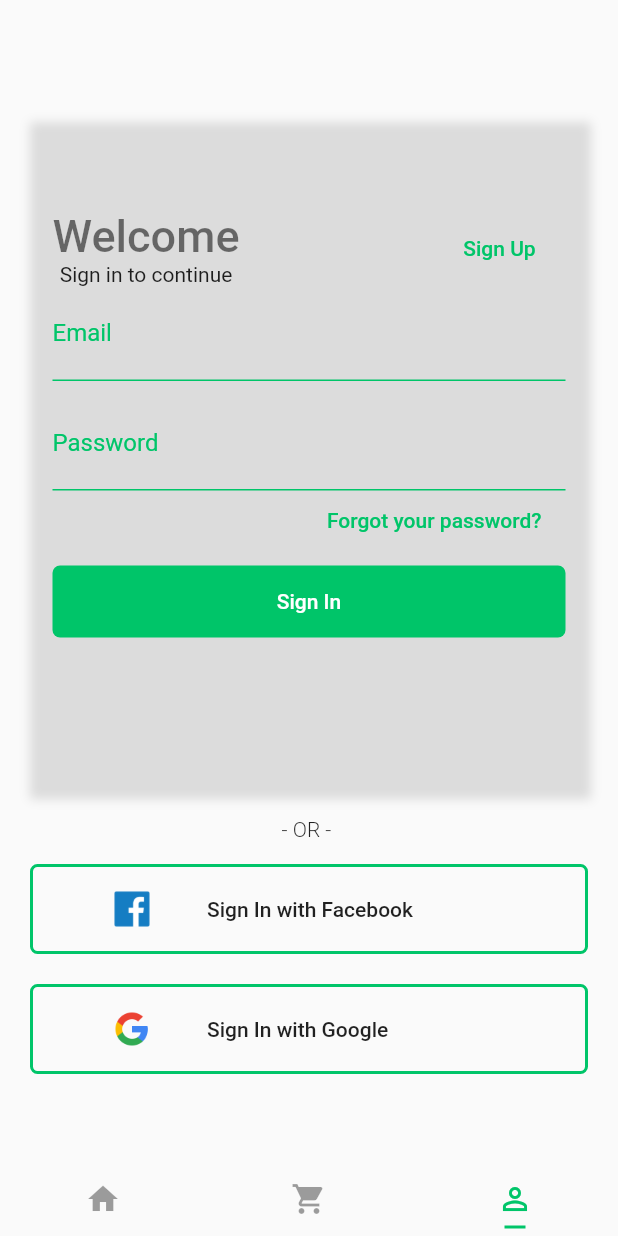
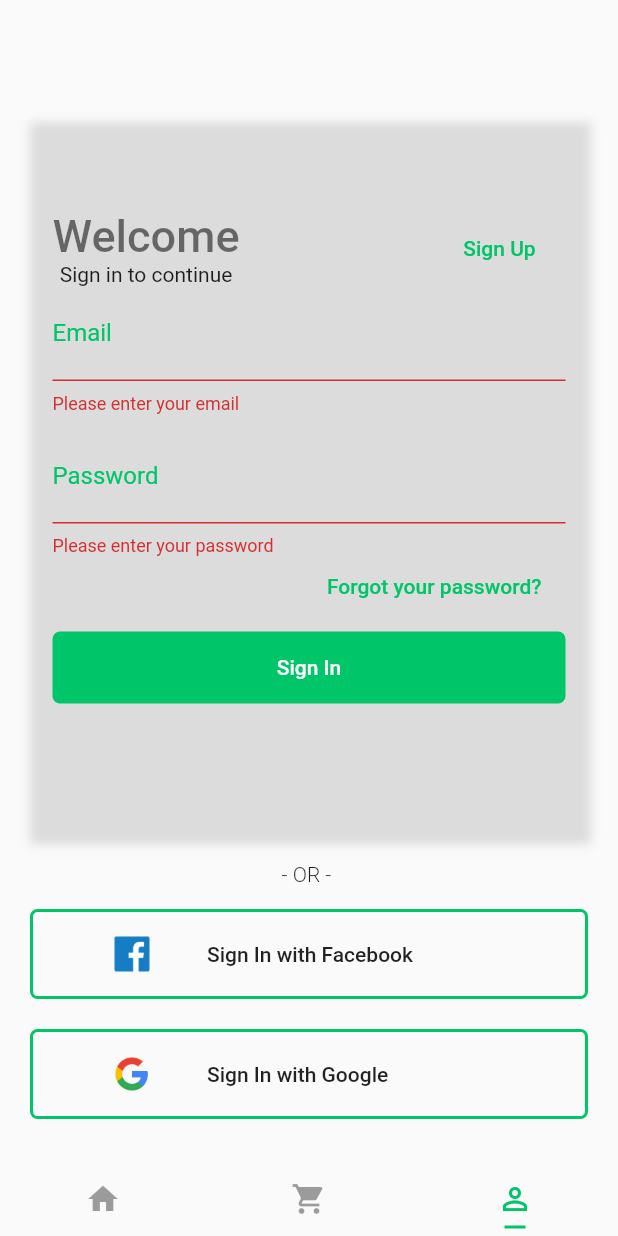
Before and after one commit to ohenriquemonte/layouts_flutter_baltaio, a Flutter app: the screen it shows after launch, item 3 of the bottom bar chosen, after a tap on "Sign In", on a phone screen of 412 x 824 dp. Run offline on Flutter 3.47's test engine with Material 2 defaults, Android fonts, the phone set to English and light mode, and no system bars.

Commit message:
Modulo 5 - Formularios

```diff
--- a/lib/pages/login.page.dart
+++ b/lib/pages/login.page.dart
@@ -1,23 +1,31 @@
-// ignore_for_file: deprecated_member_use
-
 import 'package:flutter/material.dart';
 
 import 'signup.page.dart';
 
 class LoginPage extends StatelessWidget {
-  const LoginPage({Key? key}) : super(key: key);
+  LoginPage({Key? key}) : super(key: key);
+
+  final _formKey = GlobalKey<FormState>();
+  late String _email;
+  late String _password;
 
   @override
   Widget build(BuildContext context) {
     return Scaffold(
       body: SingleChildScrollView(
         child: Container(
-          padding:
-              const EdgeInsets.only(top: 80, left: 20, right: 20, bottom: 40),
+          padding: const EdgeInsets.only(
+            top: 80,
+            left: 20,
+            right: 20,
+            bottom: 40,
+          ),
+          child: Form(
+            key: _formKey,
             child: Column(
               children: [
                 Container(
-                height: 450,
+                  height: 480,
                   decoration: const BoxDecoration(
                     // color: Theme.of(context).colorScheme.secondary,
                     boxShadow: [
@@ -30,7 +38,8 @@ class LoginPage extends StatelessWidget {
                     ],
                   ),
                   child: Padding(
-                  padding: const EdgeInsets.only(left: 15, right: 15, top: 60),
+                    padding:
+                        const EdgeInsets.only(left: 15, right: 15, top: 60),
                     child: Column(
                       children: [
                         Row(
@@ -89,6 +98,13 @@ class LoginPage extends StatelessWidget {
                             fontSize: 20,
                             color: Theme.of(context).primaryColor,
                           ),
+                          validator: (value) {
+                            if (value!.isEmpty) {
+                              return 'Please enter your email';
+                            }
+                            return null;
+                          },
+                          onSaved: (input) => _email = input!,
                         ),
                         const SizedBox(height: 10),
                         TextFormField(
@@ -116,6 +132,13 @@ class LoginPage extends StatelessWidget {
                             fontSize: 20,
                             color: Theme.of(context).primaryColor,
                           ),
+                          validator: (value) {
+                            if (value!.isEmpty) {
+                              return 'Please enter your password';
+                            }
+                            return null;
+                          },
+                          onSaved: (input) => _password = input!,
                         ),
                         Container(
                           alignment: Alignment.centerRight,
@@ -145,7 +168,19 @@ class LoginPage extends StatelessWidget {
                                 color: Theme.of(context).colorScheme.secondary,
                               ),
                             ),
-                          onPressed: () {},
+                            onPressed: () {
+                              if (_formKey.currentState!.validate()) {
+                                _formKey.currentState!.save();
+                                print(_email);
+                                print(_password);
+
+                                Scaffold.of(context).showSnackBar(
+                                  SnackBar(
+                                    content: Text('Welcome, $_email'),
+                                  ),
+                                );
+                              }
+                            },
                           ),
                         ),
                       ],
@@ -222,6 +257,7 @@ class LoginPage extends StatelessWidget {
             ),
           ),
         ),
+      ),
     );
   }
 }
--- a/lib/pages/tabs.page.dart
+++ b/lib/pages/tabs.page.dart
@@ -9,10 +9,10 @@ class TabsPage extends StatelessWidget {
   @override
   Widget build(BuildContext context) {
     return Scaffold(
-      body: const TabBarView(
+      body: TabBarView(
         children: [
-          HomePage(),
-          CartPage(),
+          const HomePage(),
+          const CartPage(),
           LoginPage(),
         ],
       ),
```
Lines whose indentation alone changed are shown as unchanged.
